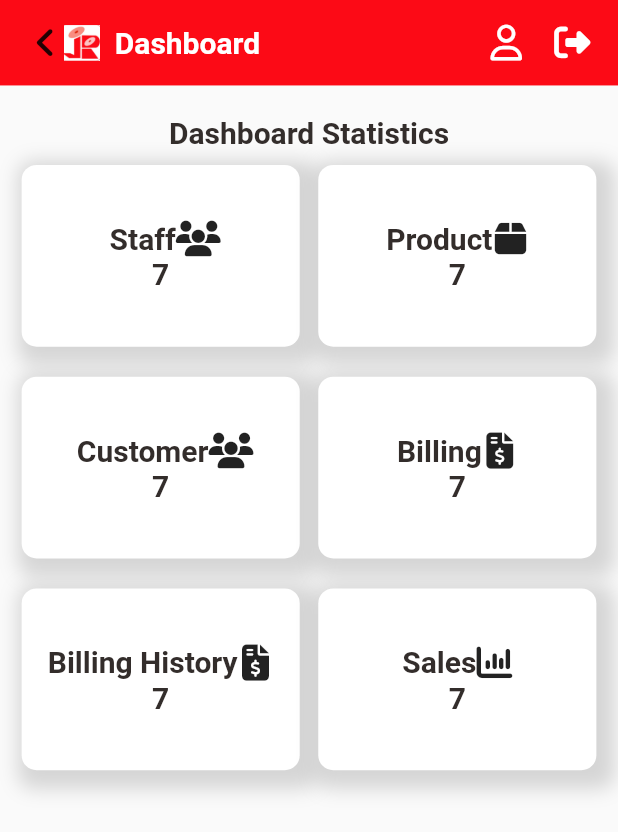
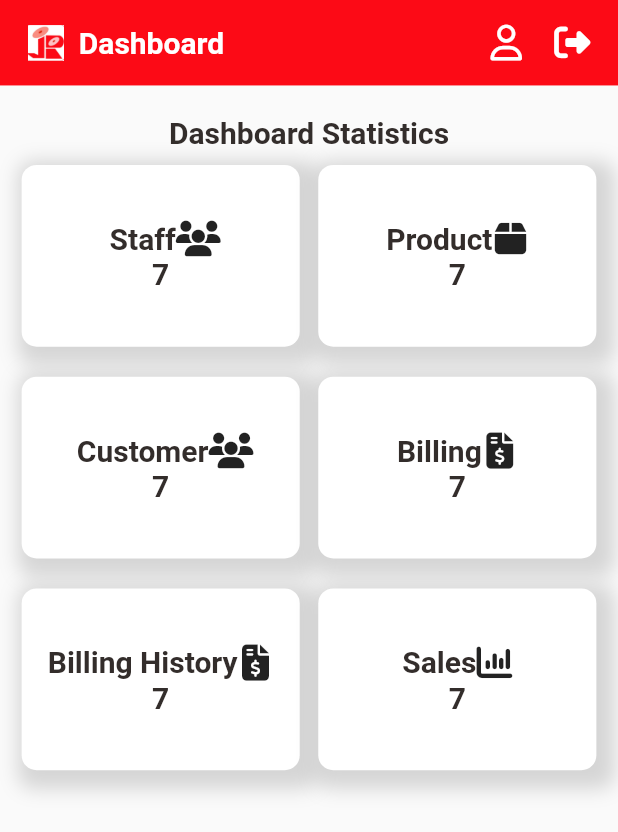
Before and after one commit to mostafijur566/store_management_flutter, a Flutter app: the DashboardPage screen opened directly, on a phone screen of 412 x 824 dp. Shown: the top 832 px of the screen. Run offline on Flutter 3.47's test engine with Material 2 defaults, Android fonts, the phone set to English and light mode, and no system bars; our stand-ins replace font_awesome_flutter, get, google_fonts; missing offline and left inert: bitsdojo_window, dart:ffi.

Commit message:
Update dashboard_page.dart

```diff
--- a/lib/pages/dashboard_page.dart
+++ b/lib/pages/dashboard_page.dart
@@ -50,7 +50,6 @@ class _DashboardPageState extends State<DashboardPage> {
                 children: [
                   Row(
                     children: [
-                      Icon(FontAwesomeIcons.angleLeft),
                       Image.asset('assets/images/logo.jpg', width: 24,),
                       SizedBox(width: 10,),
                       BigText(text: 'Dashboard', color: Colors.white,),
```
